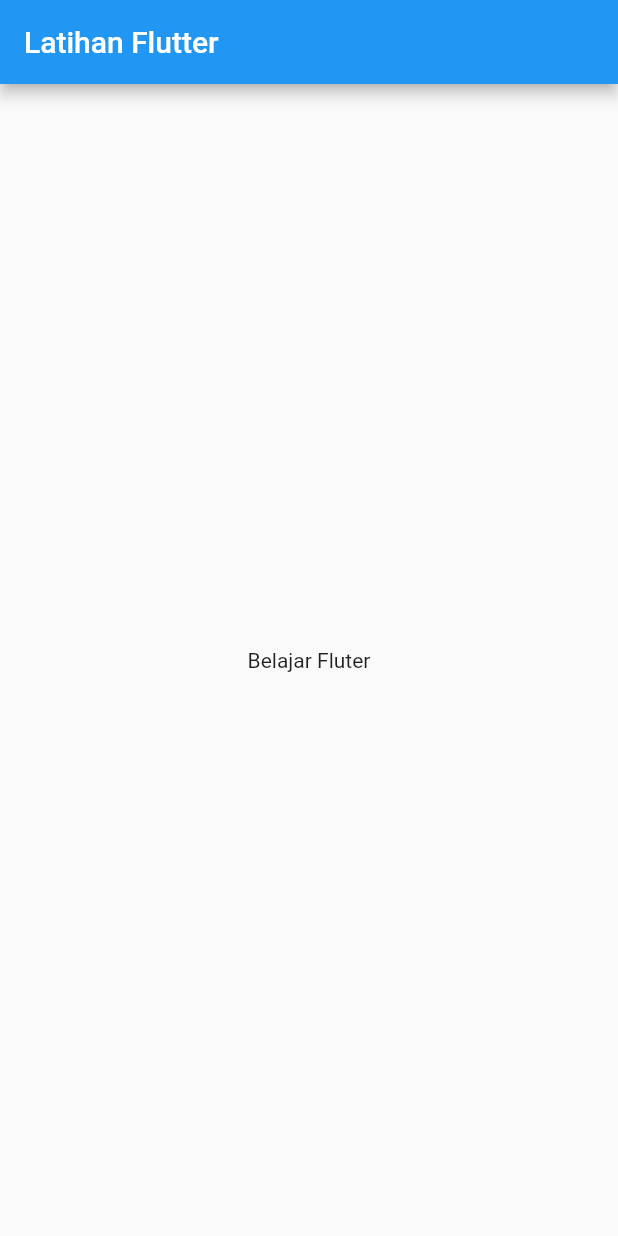
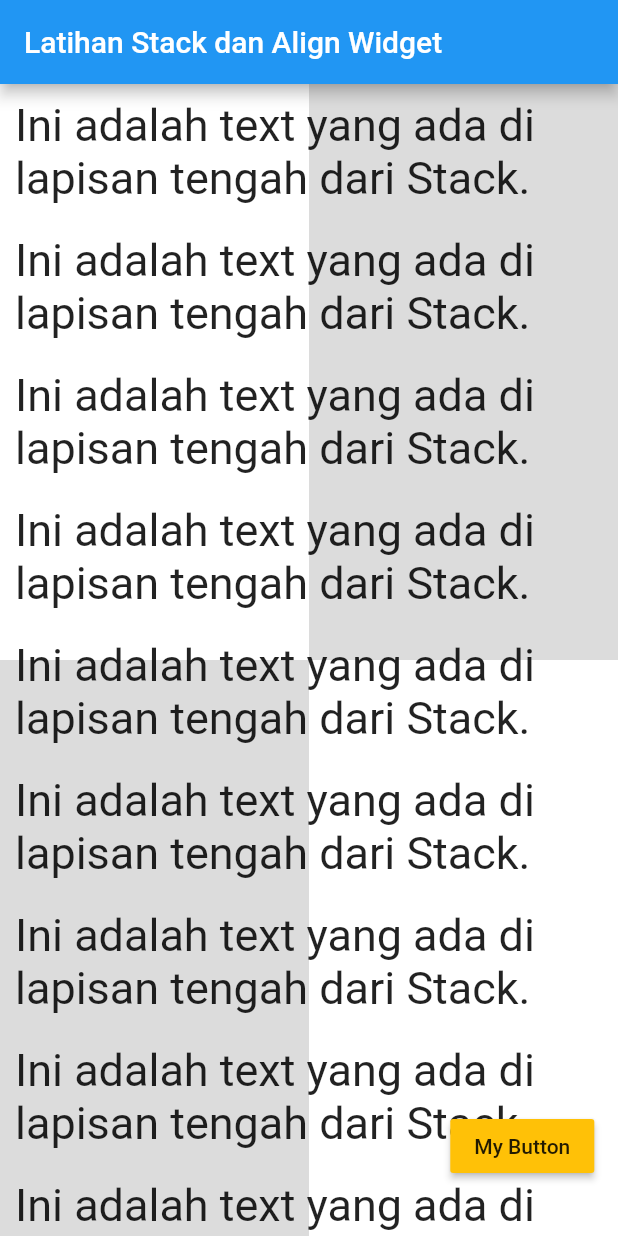
Before and after one commit to Balajar-DM/Flutter-Learn, a Flutter app: the screen it shows after launch, on a phone screen of 412 x 824 dp. Run offline on Flutter 3.47's test engine with Material 2 defaults, Android fonts, the phone set to English and light mode, and no system bars.

Commit message:
Latihan Stack dan Align Widget

```diff
--- a/lib/main.dart
+++ b/lib/main.dart
@@ -8,9 +8,162 @@ class MyApp extends StatelessWidget {
     return MaterialApp(
       home: Scaffold(
         appBar: AppBar(
-          title: Text("Latihan Flutter"),
+          title: Text("Latihan Stack dan Align Widget"),
         ),
-        body: Center(child: Text("Belajar Fluter")),
+        body: Stack(
+          children: <Widget>[
+            Column(
+              children: <Widget>[
+                Flexible(
+                  flex: 1,
+                  child: Row(
+                    children: <Widget>[
+                      Flexible(
+                        flex: 1,
+                        child: Container(
+                          color: Colors.white,
+                        ),
+                      ),
+                      Flexible(
+                        flex: 1,
+                        child: Container(
+                          color: Colors.black12,
+                        ),
+                      ),
+                    ],
+                  ),
+                ),
+                Flexible(
+                  flex: 1,
+                  child: Row(
+                    children: <Widget>[
+                      Flexible(
+                        flex: 1,
+                        child: Container(
+                          color: Colors.black12,
+                        ),
+                      ),
+                      Flexible(
+                        flex: 1,
+                        child: Container(
+                          color: Colors.white,
+                        ),
+                      ),
+                    ],
+                  ),
+                ),
+              ],
+            ),
+            ListView(
+              children: <Widget>[
+                Column(
+                  children: <Widget>[
+                    Container(
+                      margin: EdgeInsets.all(10),
+                      child: Text(
+                        "Ini adalah text yang ada di lapisan tengah dari Stack.",
+                        style: TextStyle(fontSize: 30),
+                      ),
+                    ),
+                    Container(
+                      margin: EdgeInsets.all(10),
+                      child: Text(
+                        "Ini adalah text yang ada di lapisan tengah dari Stack.",
+                        style: TextStyle(fontSize: 30),
+                      ),
+                    ),
+                    Container(
+                      margin: EdgeInsets.all(10),
+                      child: Text(
+                        "Ini adalah text yang ada di lapisan tengah dari Stack.",
+                        style: TextStyle(fontSize: 30),
+                      ),
+                    ),
+                    Container(
+                      margin: EdgeInsets.all(10),
+                      child: Text(
+                        "Ini adalah text yang ada di lapisan tengah dari Stack.",
+                        style: TextStyle(fontSize: 30),
+                      ),
+                    ),
+                    Container(
+                      margin: EdgeInsets.all(10),
+                      child: Text(
+                        "Ini adalah text yang ada di lapisan tengah dari Stack.",
+                        style: TextStyle(fontSize: 30),
+                      ),
+                    ),
+                    Container(
+                      margin: EdgeInsets.all(10),
+                      child: Text(
+                        "Ini adalah text yang ada di lapisan tengah dari Stack.",
+                        style: TextStyle(fontSize: 30),
+                      ),
+                    ),
+                    Container(
+                      margin: EdgeInsets.all(10),
+                      child: Text(
+                        "Ini adalah text yang ada di lapisan tengah dari Stack.",
+                        style: TextStyle(fontSize: 30),
+                      ),
+                    ),
+                    Container(
+                      margin: EdgeInsets.all(10),
+                      child: Text(
+                        "Ini adalah text yang ada di lapisan tengah dari Stack.",
+                        style: TextStyle(fontSize: 30),
+                      ),
+                    ),
+                    Container(
+                      margin: EdgeInsets.all(10),
+                      child: Text(
+                        "Ini adalah text yang ada di lapisan tengah dari Stack.",
+                        style: TextStyle(fontSize: 30),
+                      ),
+                    ),
+                    Container(
+                      margin: EdgeInsets.all(10),
+                      child: Text(
+                        "Ini adalah text yang ada di lapisan tengah dari Stack.",
+                        style: TextStyle(fontSize: 30),
+                      ),
+                    ),
+                    Container(
+                      margin: EdgeInsets.all(10),
+                      child: Text(
+                        "Ini adalah text yang ada di lapisan tengah dari Stack.",
+                        style: TextStyle(fontSize: 30),
+                      ),
+                    ),
+                    Container(
+                      margin: EdgeInsets.all(10),
+                      child: Text(
+                        "Ini adalah text yang ada di lapisan tengah dari Stack.",
+                        style: TextStyle(fontSize: 30),
+                      ),
+                    ),
+                    Container(
+                      margin: EdgeInsets.all(10),
+                      child: Text(
+                        "Ini adalah text yang ada di lapisan tengah dari Stack.",
+                        style: TextStyle(fontSize: 30),
+                      ),
+                    ),
+                  ],
+                ),
+              ],
+            ),
+            //Button
+            Align(
+              alignment: Alignment(0.9, 0.9),
+              child: RaisedButton(
+                child: Text("My Button"),
+                color: Colors.amber,
+                onPressed: () {},
+              ),
+            ),
+          ],
+        ),
       ),
     );
   }
```
